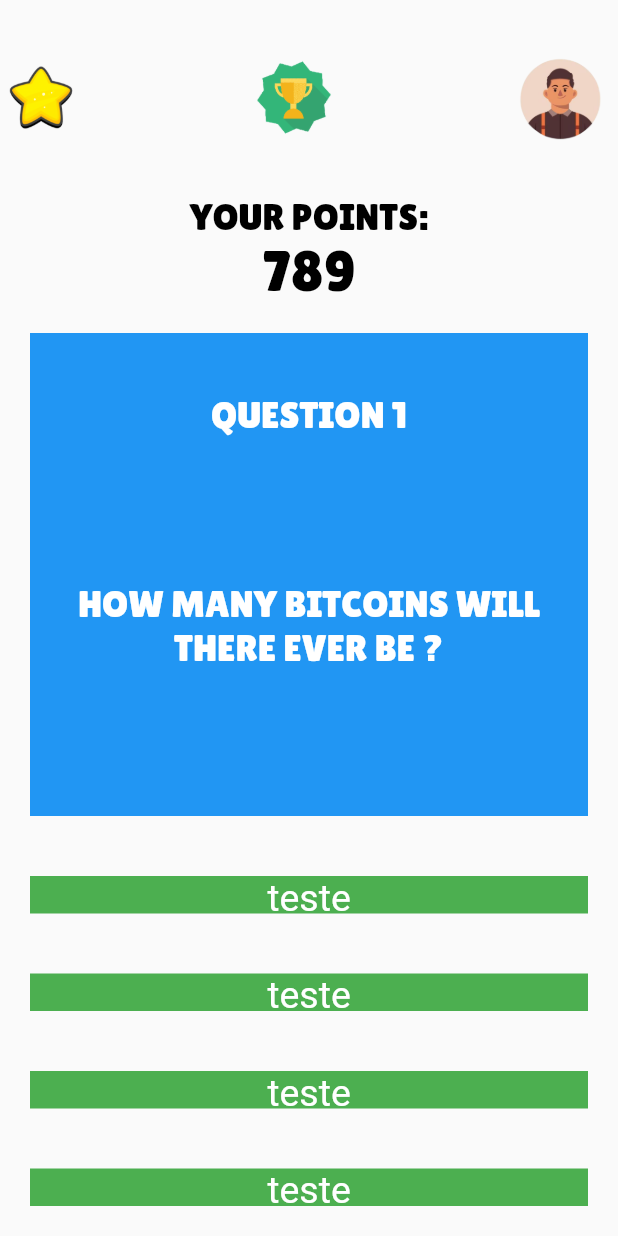
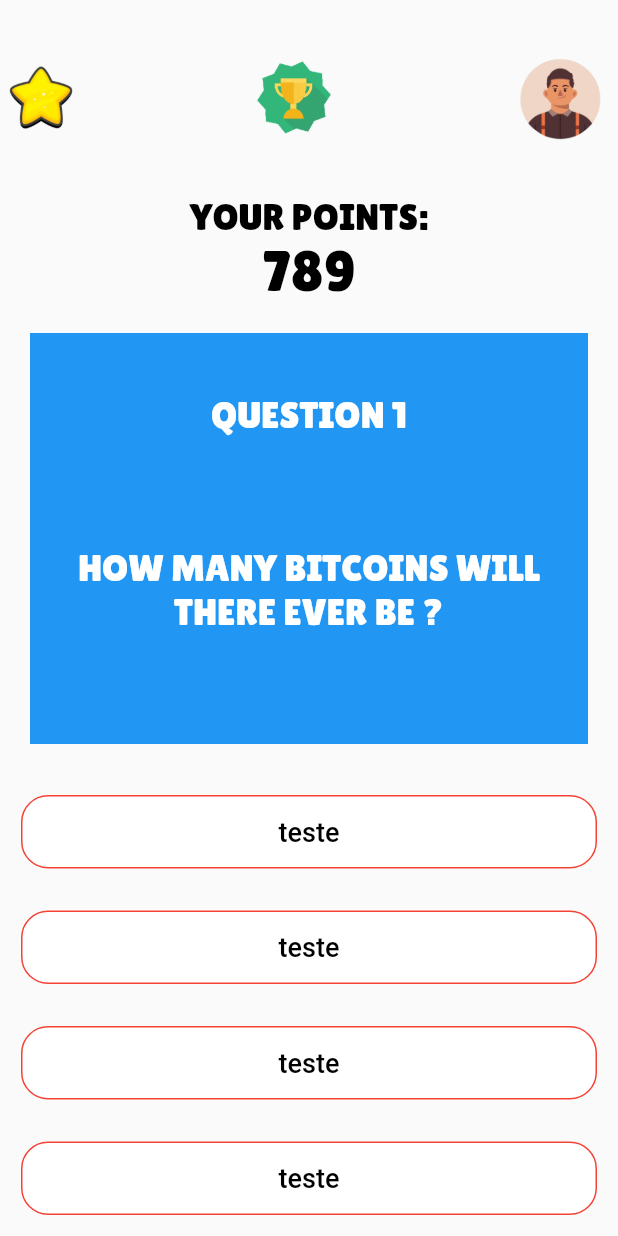
Before and after one commit to Jeremias-2000/quiz-app, a Flutter app: the QuestionPage screen opened by its route, on a phone screen of 412 x 824 dp. Run offline on Flutter 3.47's test engine with Material 2 defaults, Android fonts, the phone set to English and light mode, and no system bars; our stand-ins replace google_fonts.

Commit message:
adicionar botoes de alternativas

```diff
--- a/lib/pages/question.dart
+++ b/lib/pages/question.dart
@@ -1,5 +1,5 @@
 import 'package:avaliacao2_quiz/widgets/adicionar_pergunta.dart';
-import 'package:avaliacao2_quiz/widgets/adicionar_resposta.dart';
+import 'package:avaliacao2_quiz/widgets/adicionar_alternativa.dart';
 import 'package:avaliacao2_quiz/widgets/adicionar_texto.dart';
 import 'package:flutter/material.dart';
 import 'package:google_fonts/google_fonts.dart';
@@ -57,29 +57,10 @@
                         const TextStyle(fontSize: 38.0, color: Colors.black))),
             const AdicionarPergunta(numeroPergunta: 'QUESTION 1',pergunta: 'HOW MANY BITCOINS WILL \nTHERE EVER BE ?'),
 
-            AdicionarResposta(
-                texto: 'teste',
-                fonte: GoogleFonts.roboto(
-                    textStyle:
-                        const TextStyle(fontSize: 25.0, color: Colors.white))),
-             AdicionarResposta(
-                texto: 'teste',
-                fonte: GoogleFonts.roboto(
-                    textStyle:
-                        const TextStyle(fontSize: 25.0, color: Colors.white))),
-             AdicionarResposta(
-                texto: 'teste',
-                fonte: GoogleFonts.roboto(
-                    textStyle:
-                        const TextStyle(fontSize: 25.0, color: Colors.white))),
-
-             AdicionarResposta(
-                texto: 'teste',
-                fonte: GoogleFonts.roboto(
-                    textStyle:
-                        const TextStyle(fontSize: 25.0, color: Colors.white)))
-
-            ,
+            AdicionarAlternativa(texto: 'teste',),
+            AdicionarAlternativa(texto: 'teste',),
+            AdicionarAlternativa(texto: 'teste',),
+            AdicionarAlternativa(texto: 'teste',),
             //aqui ficara as alternativas para se clicar
             //caso o usuario dê um clique troca-se a cor do texto da alternativa
           ],
--- /dev/null
+++ b/lib/widgets/adicionar_alternativa.dart
@@ -0,0 +1,58 @@
+import 'package:avaliacao2_quiz/widgets/adicionar_pergunta.dart';
+import 'package:avaliacao2_quiz/widgets/adicionar_texto.dart';
+import 'package:flutter/material.dart';
+import 'package:google_fonts/google_fonts.dart';
+
+
+class AdicionarAlternativa extends StatelessWidget {
+  final String texto;
+
+  const AdicionarAlternativa({ Key? key ,required this.texto, }) : super(key: key);
+
+  @override
+  Widget build(BuildContext context) {
+    return  Padding(
+      padding: const EdgeInsets.all(14.0),
+      child: FlatButton(
+        shape: RoundedRectangleBorder(
+          borderRadius: BorderRadius.circular(18.0),
+          side: BorderSide(color: Colors.red)),
+        color: Colors.white,
+        textColor: Colors.red,
+        padding: EdgeInsets.all(14.0),
+        onPressed: () {
+
+        },
+        child: AdicionarTexto(
+          texto: texto,
+          estiloFonte: GoogleFonts.roboto(
+            textStyle:
+            const TextStyle(
+              fontSize: 18.0,
+              color: Colors.black
+            )
+          )
+        )
+      ),
+    );
+
+
+
+
+     /* Padding(
+      padding: const EdgeInsets.all(20.0),
+      child: Container(
+        width: 75.0,
+        height: 45.0,
+        color: Colors.white54,
+        child: TextButton(
+          onPressed: () {  },
+          child: AdicionarTexto(
+            texto: texto,
+            estiloFonte: fonte
+          ),
+        ),
+      ),
+    ); */
+  }
+}
--- a/lib/widgets/adicionar_resposta.dart
+++ /dev/null
@@ -1,25 +0,0 @@
-import 'package:avaliacao2_quiz/widgets/adicionar_texto.dart';
-import 'package:flutter/material.dart';
-
-
-class AdicionarResposta extends StatelessWidget {
-  final String texto;
-  final TextStyle fonte;
-  const AdicionarResposta({ Key? key ,required this.texto,required this.fonte }) : super(key: key);
-
-  @override
-  Widget build(BuildContext context) {
-    return Padding(
-      padding: const EdgeInsets.all(20.0),
-      child: Container(
-        width: 75.0,
-        height: 25.0,
-        color: Colors.green,
-        child: AdicionarTexto(
-          texto: texto,
-          estiloFonte: fonte
-        ),
-      ),
-    );
-  }
-}
--- /dev/null
+++ b/lib/widgets/trocar_cor_alternativa.dart
@@ -0,0 +1,12 @@
+import 'package:flutter/material.dart';
+
+class TrocarCorAlternativa extends StatelessWidget {
+  const TrocarCorAlternativa({ Key? key }) : super(key: key);
+
+  @override
+  Widget build(BuildContext context) {
+    return Container(
+
+    );
+  }
+}
```
